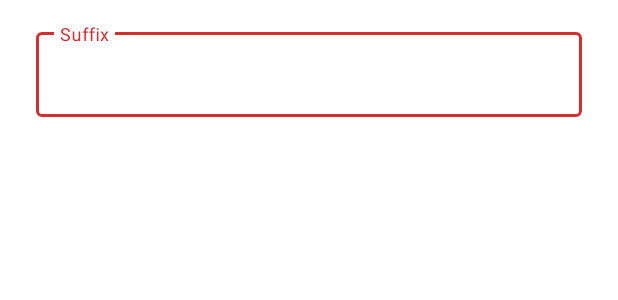
After one commit to Tommy-Geenexus/exif-eraser, an Android app: the layout preference_text_input_layout.xml on its own in the app's theme, with its tools: preview values and no code run, on a phone screen of 412 x 824 dp. The commit adds this screen. Shown: the top 300 px of the screen. Run offline under Robolectric (Android 15) with nearby library versions, the phone set to English and light mode, and no system bars.

Commit message:
Supersede EditTextPreference with TextInputEditTextPreference
This fixes https://github.com/Tommy-Geenexus/exif-eraser/issues/1

```diff
--- /dev/null
+++ b/app/src/main/res/layout/preference_text_input_layout.xml
@@ -0,0 +1,20 @@
+<?xml version="1.0" encoding="utf-8"?>
+<com.google.android.material.textfield.TextInputLayout style="@style/Widget.ExifEraser.TextInputLayout.OutlinedBox"
+    xmlns:android="http://schemas.android.com/apk/res/android"
+    xmlns:app="http://schemas.android.com/apk/res-auto"
+    android:layout_width="match_parent"
+    android:layout_height="match_parent"
+    android:hint="@string/suffix"
+    android:paddingBottom="@dimen/spacing_normal"
+    android:paddingEnd="@dimen/spacing_large"
+    android:paddingStart="@dimen/spacing_large"
+    android:paddingTop="@dimen/spacing_normal"
+    app:endIconMode="clear_text">
+
+    <com.google.android.material.textfield.TextInputEditText
+        android:id="@android:id/edit"
+        android:layout_width="match_parent"
+        android:layout_height="wrap_content"
+        android:inputType="text" />
+
+</com.google.android.material.textfield.TextInputLayout>
--- a/app/src/main/res/values/strings.xml
+++ b/app/src/main/res/values/strings.xml
@@ -56,14 +56,16 @@
 
     <string name="none">None</string>
 
-    <string name="share_via">Share via</string>
-
     <string name="report_bug">Report Issue</string>
 
     <string name="settings">Settings</string>
 
+    <string name="share">Share</string>
+    <string name="share_via">Share via</string>
+
+    <string name="suffix">Suffix</string>
+
     <string name="ui">UI</string>
 
     <string name="version">Version</string>
-    <string name="share">Share</string>
 </resources>
--- a/app/src/main/res/values/styles.xml
+++ b/app/src/main/res/values/styles.xml
@@ -11,4 +11,9 @@
         <item name="android:textStyle">bold</item>
     </style>
 
+    <style name="Widget.ExifEraser.TextInputLayout.OutlinedBox" parent="Widget.MaterialComponents.TextInputLayout.OutlinedBox">
+        <item name="materialThemeOverlay">@style/ThemeOverlay.ExifEraser.TextInputEditText.OutlinedBox</item>
+        <item name="boxStrokeColor">?attr/colorSecondary</item>
+        <item name="hintTextColor">?attr/colorSecondary</item>
+    </style>
 </resources>
--- a/app/src/main/res/values/themes.xml
+++ b/app/src/main/res/values/themes.xml
@@ -12,4 +12,8 @@
         <item name="colorOnBackground">@color/color_teal_light</item>
         <item name="colorDrawable">@color/csl_drawable_day</item>
     </style>
+
+    <style name="ThemeOverlay.ExifEraser.TextInputEditText.OutlinedBox" parent="ThemeOverlay.MaterialComponents.TextInputEditText.OutlinedBox">
+        <item name="android:colorControlActivated">?attr/colorSecondary</item>
+    </style>
 </resources>
--- a/app/src/main/res/xml/settings.xml
+++ b/app/src/main/res/xml/settings.xml
@@ -22,7 +22,7 @@
             app:summaryOn="@string/enabled"
             app:title="@string/image_orientation" />
 
-        <EditTextPreference
+        <com.none.tom.exiferaser.ui.settings.TextInputEditTextPreference
             app:dialogTitle="@string/default_display_name_suffix"
             app:icon="@drawable/ic_title"
             app:key="@string/key_default_display_name_suffix"
--- a/dependencies.gradle
+++ b/dependencies.gradle
@@ -10,7 +10,7 @@ ext {
     def imaging_version = '1.0-alpha1'
     def lifecycle_version = '2.2.0'
     def material_version = '1.3.0-alpha01'
-    def preference_version = '1.1.0'
+    def preference_version = '1.1.1'
     def timber_version = '4.7.1'
 
     def leak_canary_version = '2.3'
@@ -33,7 +33,7 @@ ext {
             "material"            : "com.google.android.material:material:$material_version",
             "navigation_fragment" : "androidx.navigation:navigation-fragment-ktx:$nav_version",
             "navigation_ui"       : "androidx.navigation:navigation-ui-ktx:$nav_version",
-            "preference"          : "androidx.preference:preference:$preference_version",
+            "preference"          : "androidx.preference:preference-ktx:$preference_version",
             "timber"              : "com.jakewharton.timber:timber:$timber_version"
 
     ]
```
Also changed, not shown: app/src/main/java/com/none/tom/exiferaser/ui/settings/SettingsFragment.kt (+27 -3 lines), app/src/main/java/com/none/tom/exiferaser/ui/settings/TextInputEditTextPreference.kt (added, +61 -0 lines), app/src/main/java/com/none/tom/exiferaser/ui/settings/TextInputEditTextPreferenceDialogFragmentCompat.kt (added, +37 -0 lines).
